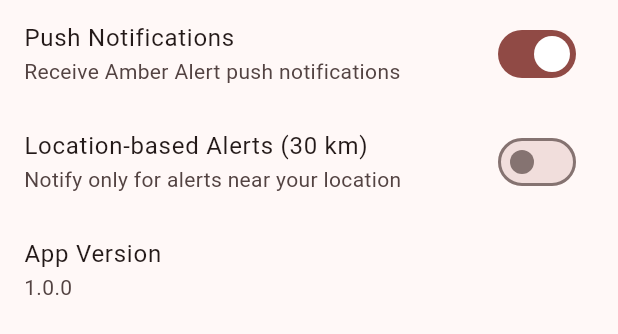
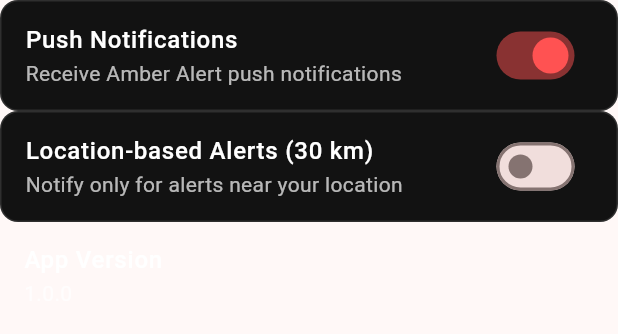
Before and after one commit to ZoveMe/Amber-Alert-App, a Flutter app: the SettingsScreen widget shown alone on an empty page, opened directly, on a phone screen of 412 x 824 dp. Shown: the top 334 px of the screen. Run offline on Flutter 3.47's test engine with Material 3 defaults, Android fonts, the phone set to English and light mode, and no system bars; our stand-ins replace flutter_map, hive_flutter, latlong2, shared_preferences; accounts and stored records are empty; network calls fail.

Commit message:
Made settings page better,added report page,fixes

```diff
--- a/lib/screens/settings.dart
+++ b/lib/screens/settings.dart
@@ -47,20 +47,54 @@
     return ListView(
       children: [
         SwitchListTile(
-          title: const Text('Push Notifications'),
-          subtitle: const Text('Receive Amber Alert push notifications'),
+          title: const Text('Push Notifications',style: TextStyle(
+            color: Colors.white,
+            fontSize: 16,
+            fontWeight: FontWeight.w500,
+          ),),
+          subtitle: const Text('Receive Amber Alert push notifications',style: TextStyle(
+            color: Colors.white70,
+            fontSize: 14,
+          ),),
           value: _pushEnabled,
           onChanged: _setPush,
+          activeColor: Colors.redAccent,
+          tileColor: const Color(0xFF121212),
+          shape: RoundedRectangleBorder(
+            borderRadius: BorderRadius.circular(12),
+            side: const BorderSide(color: Colors.white12),
+          ),
         ),
         SwitchListTile(
-          title: const Text('Location-based Alerts (30 km)'),
-          subtitle: const Text('Notify only for alerts near your location'),
+          title: const Text('Location-based Alerts (30 km)',   style: TextStyle(
+            color: Colors.white,
+            fontSize: 16,
+            fontWeight: FontWeight.w500,
+          ),),
+          subtitle: const Text('Notify only for alerts near your location',  style: TextStyle(
+            color: Colors.white70,
+            fontSize: 14,
+          ),),
           value: _geoEnabled,
           onChanged: _setGeo,
+          activeColor: Colors.redAccent,
+          tileColor: const Color(0xFF121212),
+          shape: RoundedRectangleBorder(
+            borderRadius: BorderRadius.circular(12),
+            side: const BorderSide(color: Colors.white12),
+          ),
         ),
-        const ListTile(
-          title: Text('App Version'),
-          subtitle: Text('1.0.0'),
+        ListTile(
+          title: const Text('App Version',style: TextStyle(
+            color: Colors.white,
+            fontSize: 16,
+            fontWeight: FontWeight.w500,
+          ),),
+          subtitle: const Text('1.0.0',style: TextStyle(
+            color: Colors.white70,
+            fontSize: 14,
+          ),),
+
         ),
       ],
     );
```
Also changed, not shown: lib/screens/add_missing_person.dart (+9 -1 lines), lib/screens/home.dart (+39 -14 lines).
